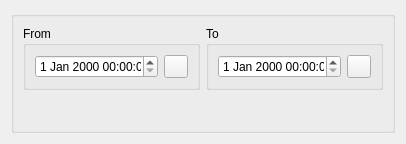
Qt form Globe/log_event_selector.ui (igormironchik/globe-como) before a commit.
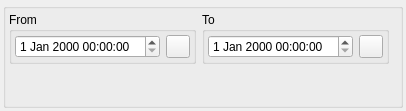
The same form after that commit. Icons and pictures are not drawn. Custom widgets are drawn as their Qt base class.

The edit to the form file:
```diff
--- a/Globe/log_event_selector.ui
+++ b/Globe/log_event_selector.ui
@@ -7,7 +7,7 @@
     <x>0</x>
     <y>0</y>
     <width>406</width>
-    <height>144</height>
+    <height>111</height>
    </rect>
   </property>
   <property name="sizePolicy">
@@ -26,12 +26,36 @@
    <string>Form</string>
   </property>
   <layout class="QVBoxLayout" name="verticalLayout_2">
+   <property name="leftMargin">
+    <number>3</number>
+   </property>
+   <property name="topMargin">
+    <number>3</number>
+   </property>
+   <property name="rightMargin">
+    <number>3</number>
+   </property>
+   <property name="bottomMargin">
+    <number>3</number>
+   </property>
    <item>
     <widget class="QGroupBox" name="groupBox">
      <property name="title">
       <string/>
      </property>
      <layout class="QVBoxLayout" name="verticalLayout">
+      <property name="leftMargin">
+       <number>3</number>
+      </property>
+      <property name="topMargin">
+       <number>3</number>
+      </property>
+      <property name="rightMargin">
+       <number>3</number>
+      </property>
+      <property name="bottomMargin">
+       <number>3</number>
+      </property>
       <item>
        <layout class="QHBoxLayout" name="horizontalLayout_3">
         <item>
@@ -40,6 +64,18 @@
            <string>From</string>
           </property>
           <layout class="QHBoxLayout" name="horizontalLayout">
+           <property name="leftMargin">
+            <number>3</number>
+           </property>
+           <property name="topMargin">
+            <number>3</number>
+           </property>
+           <property name="rightMargin">
+            <number>3</number>
+           </property>
+           <property name="bottomMargin">
+            <number>3</number>
+           </property>
            <item>
             <widget class="QDateTimeEdit" name="m_from"/>
            </item>
@@ -60,25 +96,24 @@
           </layout>
          </widget>
         </item>
-        <item>
-         <spacer name="horizontalSpacer">
-          <property name="orientation">
-           <enum>Qt::Horizontal</enum>
-          </property>
-          <property name="sizeHint" stdset="0">
-           <size>
-            <width>40</width>
-            <height>20</height>
-           </size>
-          </property>
-         </spacer>
-        </item>
         <item>
          <widget class="QGroupBox" name="groupBox_3">
           <property name="title">
            <string>To</string>
           </property>
           <layout class="QHBoxLayout" name="horizontalLayout_2">
+           <property name="leftMargin">
+            <number>3</number>
+           </property>
+           <property name="topMargin">
+            <number>3</number>
+           </property>
+           <property name="rightMargin">
+            <number>3</number>
+           </property>
+           <property name="bottomMargin">
+            <number>3</number>
+           </property>
            <item>
             <widget class="QDateTimeEdit" name="m_to"/>
            </item>
@@ -99,6 +134,19 @@
           </layout>
          </widget>
         </item>
+        <item>
+         <spacer name="horizontalSpacer">
+          <property name="orientation">
+           <enum>Qt::Horizontal</enum>
+          </property>
+          <property name="sizeHint" stdset="0">
+           <size>
+            <width>40</width>
+            <height>20</height>
+           </size>
+          </property>
+         </spacer>
+        </item>
        </layout>
       </item>
       <item>
```
